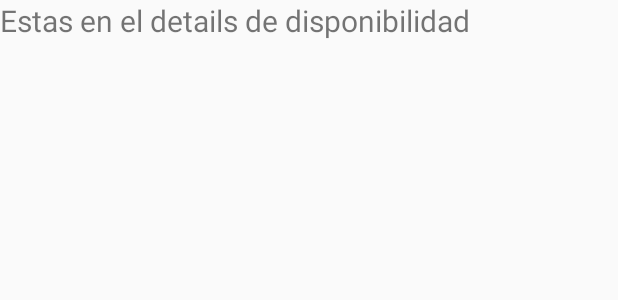
After one commit to Wolfteam/ScheduleMobile, an Android app: the layout disponibilidad_details_fragment.xml on its own in the app's theme, with its tools: preview values and no code run, on a phone screen of 412 x 824 dp. The commit adds this screen. Shown: the top 300 px of the screen. Run offline under Robolectric (Android 15) with nearby library versions, the phone set to English and light mode, and no system bars.

Commit message:
Agregados/Modificados los layout de disponibilidad, falta terminar el de disp_detalles

```diff
--- /dev/null
+++ b/app/src/main/res/layout/disponibilidad_details_fragment.xml
@@ -0,0 +1,12 @@
+<?xml version="1.0" encoding="utf-8"?>
+<LinearLayout xmlns:android="http://schemas.android.com/apk/res/android"
+    android:layout_width="match_parent"
+    android:layout_height="match_parent"
+    android:orientation="vertical">
+    <TextView
+        android:layout_width="wrap_content"
+        android:layout_height="wrap_content"
+        android:textSize="20sp"
+        android:id="@+id/pruebas"
+        android:text="Estas en el details de disponibilidad"/>
+</LinearLayout>
--- a/app/src/main/res/layout/disponibilidad_spinner_prof_row.xml
+++ b/app/src/main/res/layout/disponibilidad_spinner_prof_row.xml
@@ -6,5 +6,7 @@
         android:id="@+id/profesorFullname"
         android:layout_width="match_parent"
         android:layout_height="wrap_content"
-        android:textColor="@color/greenDarken4"/>
+        android:textSize="25sp"
+        android:padding="5dp"
+        android:textColor="@color/greyDarken4" />
 </LinearLayout>
--- a/app/src/main/res/values/strings.xml
+++ b/app/src/main/res/values/strings.xml
@@ -44,9 +44,11 @@
     <string name="home_descargas_ph">Planificacion Horario</string>
     <string name="home_periodo_acad">Periodo Academico</string>
     <string name="home_periodo_act">Actualmente el periodo academico es:</string>
+    <string name="disp_activity">Disponibilidad</string>
     <string name="disp_guardar">Guardar Cambios</string>
     <string name="disp_horas_asig">Horas Asignadas</string>
     <string name="disp_horas_rest">Horas Restantes</string>
+
     <!--Permisos-->
     <string name="permisos_title">Permisos Requeridos</string>
     <string name="permisos_write_msg">Se requiere de permisos de escritura para poder guardar los archivos descargados. Por favor habilitelos"</string>
--- a/gradle.properties
+++ b/gradle.properties
@@ -10,7 +10,7 @@
 # Specifies the JVM arguments used for the daemon process.
 # The setting is particularly useful for tweaking memory settings.
 org.gradle.jvmargs=-Xmx256m
-
+org.gradle.daemon = false
 # When configured, Gradle will run in incubating parallel mode.
 # This option should only be used with decoupled projects. More details, visit
 # http://www.gradle.org/docs/current/userguide/multi_project_builds.html#sec:decoupled_projects
```
Also changed, not shown: app/src/main/res/layout/disponibilidad_activity.xml (added, +7 -0 lines), app/src/main/res/layout/disponibilidad_fragment.xml (+20 -5 lines).
